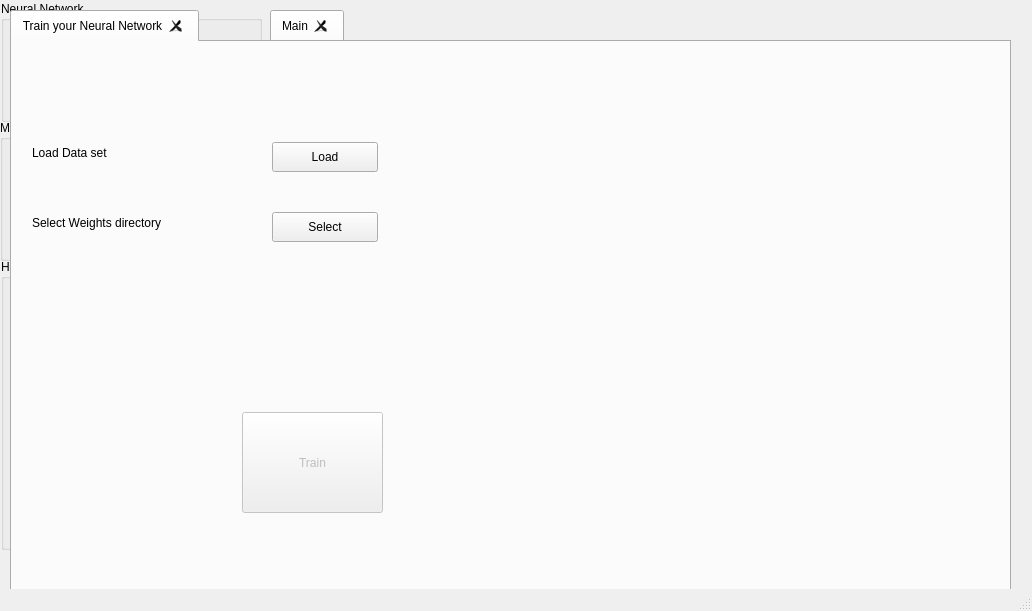
Qt form ViewModule/MainWindow.ui (marcobasmaji/NeuroLab) before a commit.
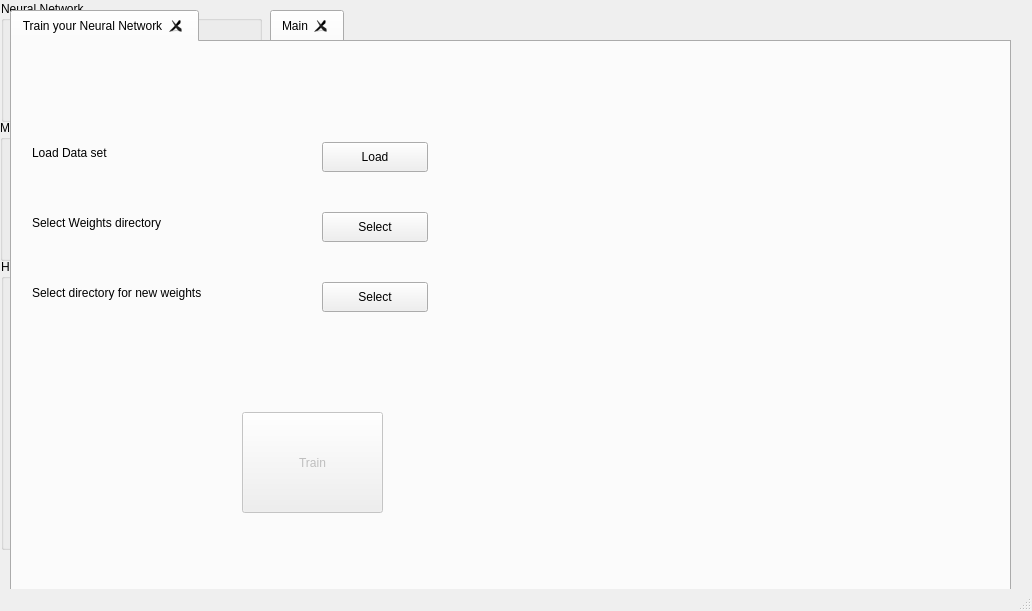
The same form after that commit. Icons and pictures are not drawn.

Commit message: folder for saving new weights

The edit to the form file:
```diff
--- a/ViewModule/MainWindow.ui
+++ b/ViewModule/MainWindow.ui
@@ -609,7 +609,7 @@
      <widget class="QPushButton" name="load_dataset_button">
       <property name="geometry">
        <rect>
-        <x>260</x>
+        <x>310</x>
         <y>100</y>
         <width>106</width>
         <height>30</height>
@@ -622,7 +622,7 @@
      <widget class="QPushButton" name="select_weights_button">
       <property name="geometry">
        <rect>
-        <x>260</x>
+        <x>310</x>
         <y>170</y>
         <width>106</width>
         <height>30</height>
@@ -651,9 +651,9 @@
      <widget class="QLabel" name="dataset_path_label">
       <property name="geometry">
        <rect>
-        <x>380</x>
+        <x>440</x>
         <y>100</y>
-        <width>471</width>
+        <width>541</width>
         <height>21</height>
        </rect>
       </property>
@@ -664,9 +664,9 @@
      <widget class="QLabel" name="weights_path_label">
       <property name="geometry">
        <rect>
-        <x>380</x>
+        <x>440</x>
         <y>170</y>
-        <width>471</width>
+        <width>551</width>
         <height>21</height>
        </rect>
       </property>
@@ -713,6 +713,45 @@
        <string/>
       </property>
      </widget>
+     <widget class="QPushButton" name="new_weights_dir_button">
+      <property name="geometry">
+       <rect>
+        <x>310</x>
+        <y>240</y>
+        <width>106</width>
+        <height>30</height>
+       </rect>
+      </property>
+      <property name="text">
+       <string>Select</string>
+      </property>
+     </widget>
+     <widget class="QLabel" name="label_4">
+      <property name="geometry">
+       <rect>
+        <x>20</x>
+        <y>240</y>
+        <width>281</width>
+        <height>21</height>
+       </rect>
+      </property>
+      <property name="text">
+       <string>Select directory for new weights</string>
+      </property>
+     </widget>
+     <widget class="QLabel" name="new_weights_dir_label">
+      <property name="geometry">
+       <rect>
+        <x>440</x>
+        <y>240</y>
+        <width>541</width>
+        <height>21</height>
+       </rect>
+      </property>
+      <property name="text">
+       <string/>
+      </property>
+     </widget>
     </widget>
    </widget>
    <zorder>verticalWidget</zorder>
```
The commit also changes 12 other files.
